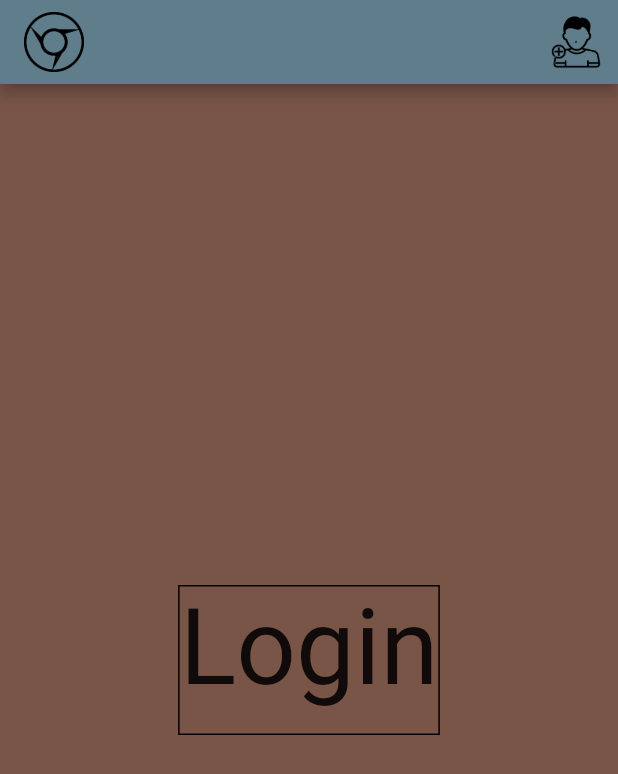
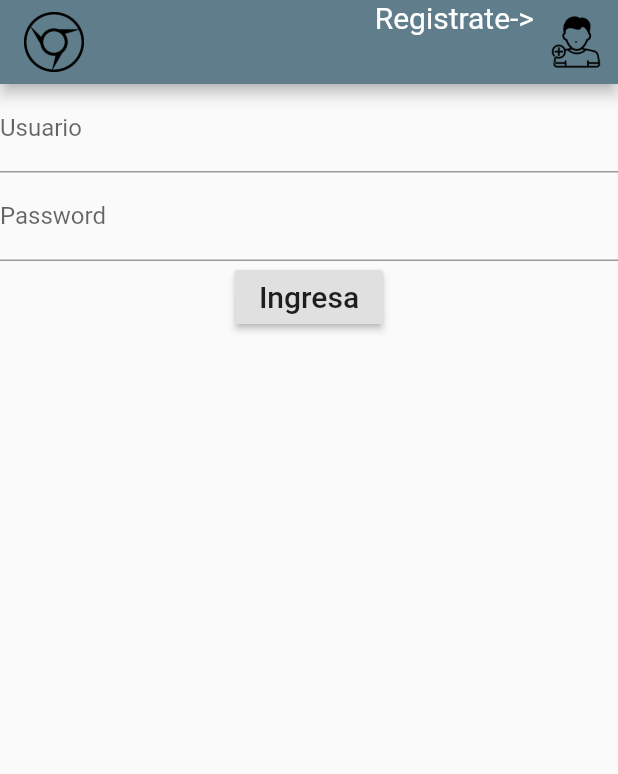
Before and after one commit to DispositivosMovilesUCE19-20/Grupo06, a Flutter app: the screen it shows after launch, on a phone screen of 412 x 824 dp. Shown: the top 774 px of the screen. Run offline on Flutter 3.47's test engine with Material 2 defaults, Android fonts, the phone set to English and light mode, and no system bars; our stand-ins replace sqflite; accounts and stored records are empty.

Commit message:
Login Success

```diff
--- a/lib/main.dart
+++ b/lib/main.dart
@@ -1,49 +1,17 @@
 import 'package:flutter/material.dart';
+import 'routes.dart';
 
-void main() => runApp(MyApp());
+void main() => runApp(MyApp01());
 
-class MyApp extends StatelessWidget {
+class MyApp01 extends StatelessWidget {
+  final String _appName = 'MyApp01';
+
   @override
   Widget build(BuildContext context) {
     return MaterialApp(
-      title: 'Flutter app',
-      theme: ThemeData(
-        primaryColor: Colors.blueGrey,
-      ),
-      home: OptaHome(),
+      title: _appName,
+      debugShowCheckedModeBanner: false,
+      routes: myRoutes,
     );
   }
 }
-
-class OptaHome extends StatelessWidget {
-  @override
-  Widget build(BuildContext context) {
-    return Scaffold(
-        backgroundColor: Colors.brown,
-        appBar: AppBar(
-          title: Image.asset(
-            "assets/images/logo.png",
-            height: 40.0,
-          ),
-          actions: <Widget>[
-            InkWell(
-              child: Image.asset(
-                "assets/images/registrar.png",
-                height: 40.0,
-              ),
-              onTap: () {},
-            )
-          ],
-        ),
-        body: Center(
-          child: Container(
-             height: 100.0,
-              decoration: BoxDecoration(
-                border: Border.all()),
-              child: Text(
-                "Login",
-                style: TextStyle(fontSize: 70.0),
-              )),
-        ));
-  }
-}
--- /dev/null
+++ b/lib/model/user_model.dart
@@ -0,0 +1,28 @@
+class User {
+  String _id;
+  String _name;
+  String _lastname;
+  String _email;
+  String _celular;
+  String _user;
+  String _password;
+
+  User(
+    this._id,
+    this._name,
+    this._lastname,
+    this._email,
+    this._celular,
+    this._user,
+    this._password,
+  );
+
+  String get id => _id;
+  String get name => _name;
+  String get lastname => _lastname;
+  String get email => _email;
+  String get celular => _celular;
+  String get user => _user;
+  String get password => _password;
+
+}
--- /dev/null
+++ b/lib/pages/login_page.dart
@@ -0,0 +1,88 @@
+import 'package:flutter/material.dart';
+import 'package:app_optativa/model/user_model.dart';
+import 'package:app_optativa/data/database_helper.dart';
+
+class LoginPage extends StatefulWidget {
+  @override
+  _LoginPageState createState() => _LoginPageState();
+}
+
+class _LoginPageState extends State<LoginPage> {
+  final _formKey = GlobalKey<FormState>();
+  final usuarioController = TextEditingController();
+  final passwordController = TextEditingController();
+
+  @override
+  Widget build(BuildContext context) {
+    return Scaffold(
+      appBar: AppBar(
+        backgroundColor: Colors.blueGrey,
+        title: Image.asset(
+          "assets/images/logo.png",
+          height: 40.0,
+        ),
+        actions: <Widget>[
+          Text("Registrate->",style: TextStyle(fontSize: 20.0)),
+          InkWell(
+            child: Image.asset(
+              "assets/images/registrar.png",
+              height: 40.0,
+            ),
+            onTap: () {
+              Navigator.pushNamed(context, '/signup');
+            },
+          ),
+        ],
+      ),
+      body:  Form(
+        key: _formKey,
+        child: Column(
+          children: <Widget>[
+            TextFormField(
+              controller: usuarioController,
+              decoration: InputDecoration(labelText: 'Usuario'),
+              validator: (value) {
+                if (value.isEmpty) {
+                  return 'Por favor ingresa tu usuario';
+                }
+              },
+            ),
+            TextFormField(
+              controller: passwordController,
+              decoration: InputDecoration(labelText: 'Password'),
+              obscureText: true,
+              validator: (value) {
+                if (value.isEmpty) {
+                  return 'Por favor ingresa tu password';
+                }
+              },
+            ),
+            RaisedButton(
+              child: Text(
+                'Ingresa',
+                style: TextStyle(fontSize: 20),
+              ),
+              onPressed: _authenticateUser,
+            ),
+          ],
+        ),
+      ),
+    );
+  }
+
+  _authenticateUser() async {
+    if (_formKey.currentState.validate()) {
+      DBHelper dbHelper = DBHelper();
+      dbHelper
+          .getUser(usuarioController.text, passwordController.text)
+          .then((List<User> users) {
+        if (users != null && users.length > 0) {
+          Navigator.pushNamed(context, '/home');
+          print('[LoginPage] _authenticateUser: Success');
+        } else {
+          print('[LoginPage] _authenticateUser: Invalid credentials');
+        }
+      });
+    }
+  }
+}
--- /dev/null
+++ b/lib/routes.dart
@@ -0,0 +1,11 @@
+import 'package:flutter/material.dart';
+import 'package:app_optativa/pages/home_page.dart';
+import 'package:app_optativa/pages/login_page.dart';
+import 'package:app_optativa/pages/signup_page.dart';
+
+final myRoutes = {
+  '/': (BuildContext context) => LoginPage(),
+  '/signup': (BuildContext context) => SignUpPage(),
+  '/login': (BuildContext context) => LoginPage(),
+  '/home': (BuildContext context) => HomePage(),
+};
```
Also changed, not shown: lib/data/database_helper.dart (added, +75 -0 lines), lib/pages/home_page.dart (added, +45 -0 lines), lib/pages/signup_page.dart (added, +109 -0 lines), pubspec.yaml (+7 -52 lines), assets/images/Registrate.png (added), pubspec.lock.
